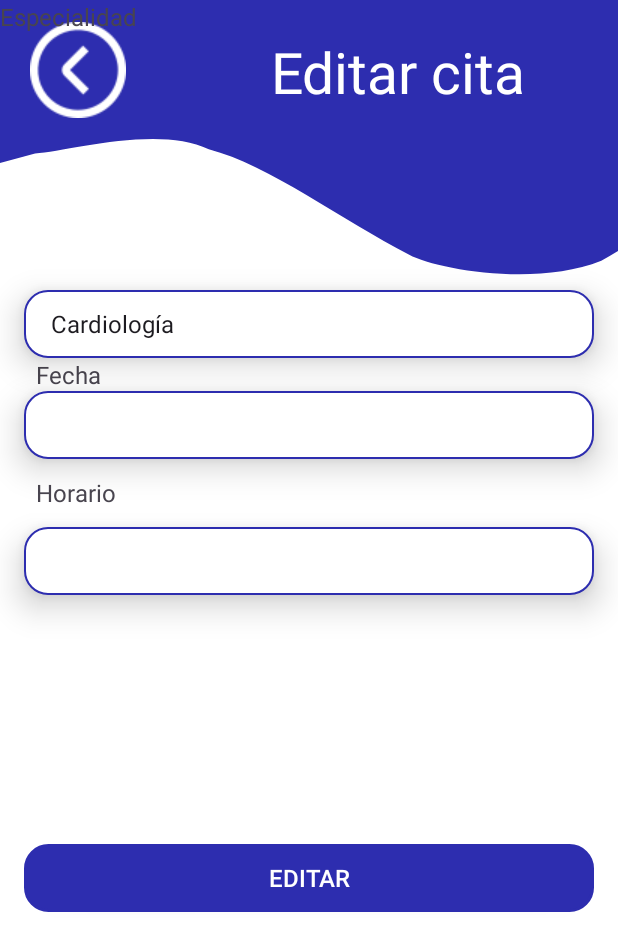
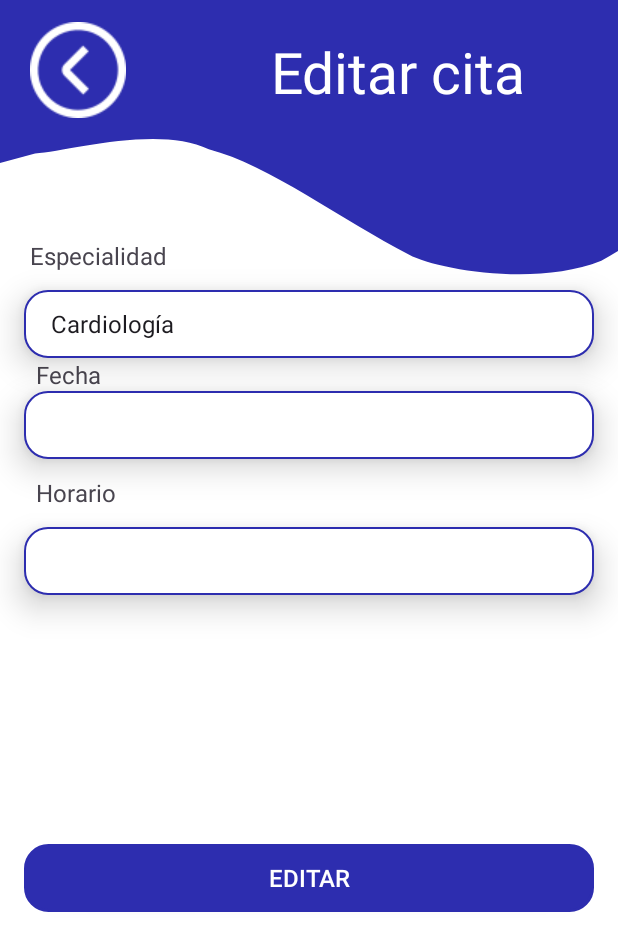
Before and after one commit to henlo-mm/equipOcho, an Android app: the EditAppointmentFragment screen opened through its navigation route, on a phone screen of 412 x 824 dp. Shown: the top 951 px of the screen. Run offline under Robolectric (Android 15) with nearby library versions, the phone set to English and light mode, and no system bars; our stand-ins replace Dagger/Hilt's generated code, Firebase (no records; nobody signed in at launch, a user with empty details on screens opened directly); 5 statements that could not run were skipped.

Commit message:
se corrige textview

```diff
--- a/app/src/main/res/layout/fragment_edit_appointment.xml
+++ b/app/src/main/res/layout/fragment_edit_appointment.xml
@@ -50,10 +50,15 @@
             android:id="@+id/textView4"
             android:layout_width="wrap_content"
             android:layout_height="wrap_content"
+            android:layout_marginStart="20dp"
+            android:layout_marginBottom="4dp"
             android:text="Especialidad"
             android:textSize="16dp"
-            tools:layout_editor_absoluteX="20dp"
-            tools:layout_editor_absoluteY="165dp" />
+            app:layout_constraintBottom_toBottomOf="parent"
+            app:layout_constraintStart_toStartOf="parent"
+            app:layout_constraintVertical_bias="0.123" />
+
+
     </androidx.constraintlayout.widget.ConstraintLayout>
 
     <Spinner
```
